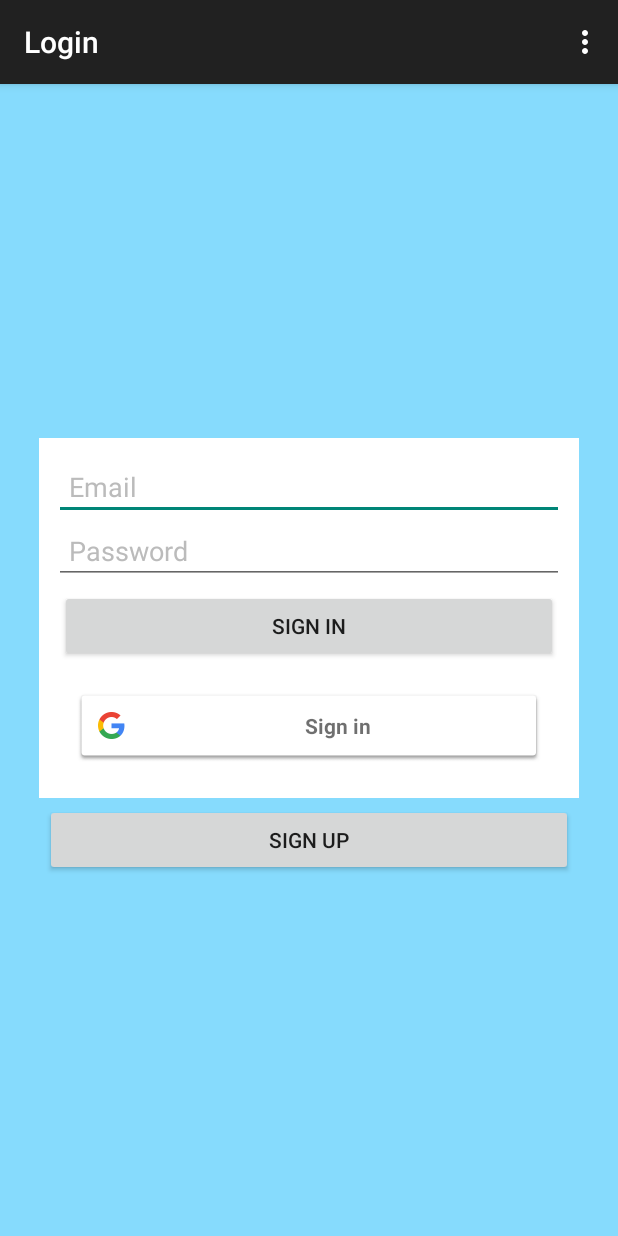
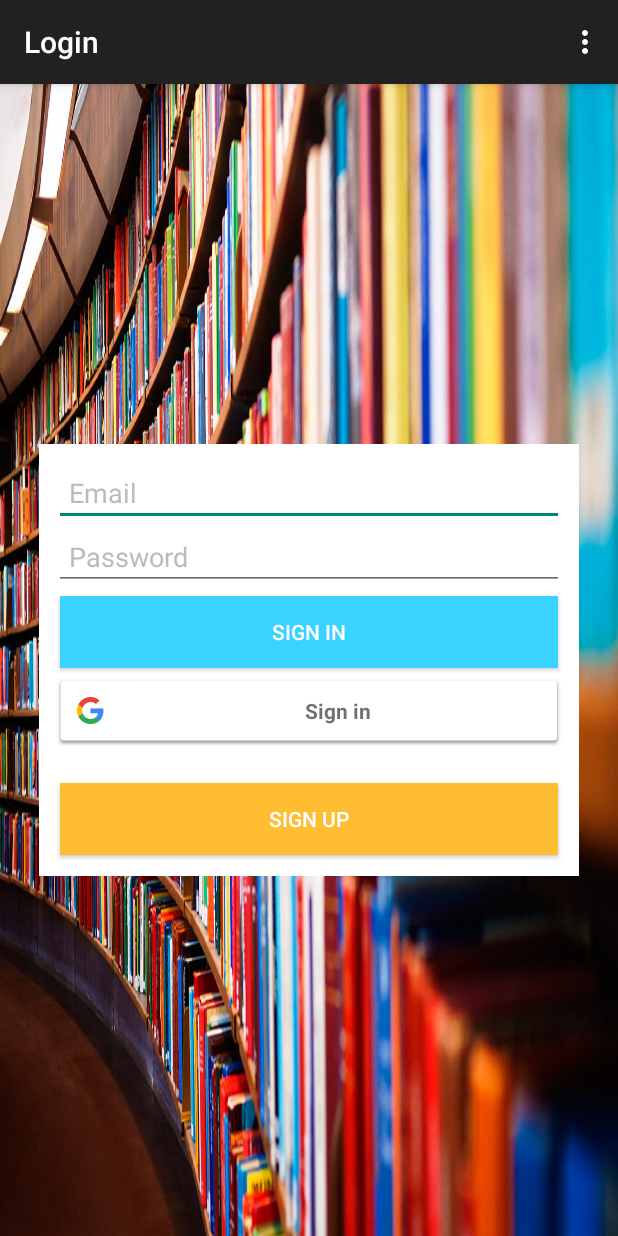
Before and after one commit to kshitijsharma000/maverick, an Android app: the LoginActivity screen opened directly, with no data from a screen before it, on a phone screen of 412 x 824 dp. Run offline under Robolectric (Android 15) with nearby library versions, the phone set to English and light mode, and no system bars.

Commit message:
updated login UI

```diff
--- a/app/src/main/res/layout/activity_login.xml
+++ b/app/src/main/res/layout/activity_login.xml
@@ -1,72 +1,86 @@
 <RelativeLayout xmlns:android="http://schemas.android.com/apk/res/android"
-    xmlns:tools="http://schemas.android.com/tools" android:layout_width="match_parent"
-    android:layout_height="match_parent" android:paddingLeft="@dimen/activity_horizontal_margin"
+    xmlns:tools="http://schemas.android.com/tools"
+    android:layout_width="match_parent"
+    android:layout_height="match_parent"
+    android:background="@drawable/bk"
+    android:paddingBottom="@dimen/activity_vertical_margin"
+    android:paddingLeft="@dimen/activity_horizontal_margin"
     android:paddingRight="@dimen/activity_horizontal_margin"
     android:paddingTop="@dimen/activity_vertical_margin"
-    android:paddingBottom="@dimen/activity_vertical_margin" tools:context="com.desk.login.LoginActivity" android:background="#9635c6ff" >
+    tools:context="com.desk.login.LoginActivity">
 
     <LinearLayout
-        android:orientation="vertical"
         android:layout_width="match_parent"
         android:layout_height="wrap_content"
         android:layout_centerInParent="true"
-        android:padding="10dp"
-        >
+        android:orientation="vertical"
+        android:padding="10dp">
 
         <LinearLayout
-        android:orientation="vertical"
             android:layout_width="match_parent"
             android:layout_height="wrap_content"
             android:layout_centerInParent="true"
-        android:padding="10dp"
             android:background="#ffffff"
-        >
+            android:orientation="vertical"
+            android:padding="10dp">
 
             <EditText
                 android:id="@+id/etEmail"
                 android:layout_width="match_parent"
                 android:layout_height="wrap_content"
 
+                android:hint="Email"
                 android:padding="10dp"
-            android:hint="Email"
-            android:textColorHint="#bbbbbb"></EditText>
+                android:textColorHint="#bbbbbb" />
+
             <EditText
                 android:id="@+id/etPass"
                 android:layout_width="match_parent"
                 android:layout_height="wrap_content"
 
                 android:layout_marginTop="-2dp"
+                android:hint="Password"
                 android:padding="10dp"
-            android:hint="Password"
-            android:textColorHint="#bbbbbb"
-            android:password="true"></EditText>
+                android:password="true"
+                android:textColorHint="#bbbbbb" />
 
             <Button
                 android:id="@+id/btnSingIn"
                 android:layout_width="match_parent"
                 android:layout_height="wrap_content"
-            android:padding="10dp"
                 android:layout_margin="4dp"
                 android:text="Sign In"
-            />
+                android:background="#3ad3ff"
+                android:textColor="#ffffff"
+                android:clickable="true"
+                android:layout_marginTop="10dp"/>
+
             <com.google.android.gms.common.SignInButton
                 android:id="@+id/sign_in_button"
                 android:layout_width="match_parent"
                 android:layout_height="wrap_content"
-            android:padding="10dp"
-            android:layout_margin="4dp"
+
                 />
 
         </LinearLayout>
-
+    <LinearLayout
+        android:layout_width="match_parent"
+        android:layout_height="wrap_content"
+        android:layout_centerInParent="true"
+        android:background="#ffffff"
+        android:orientation="vertical"
+        android:padding="10dp">
         <Button
             android:id="@+id/btnSignUp"
             android:layout_width="match_parent"
             android:layout_height="wrap_content"
+            android:layout_margin="4dp"
             android:padding="10dp"
-            android:layout_margin="4dp"
             android:text="Sign Up"
-            />
+            android:background="#ffbd32"
+            android:textColor="#ffffff"
+            android:clickable="true" />
+     ></LinearLayout>
 
     </LinearLayout>
 
```
Lines whose indentation alone changed are shown as unchanged.
